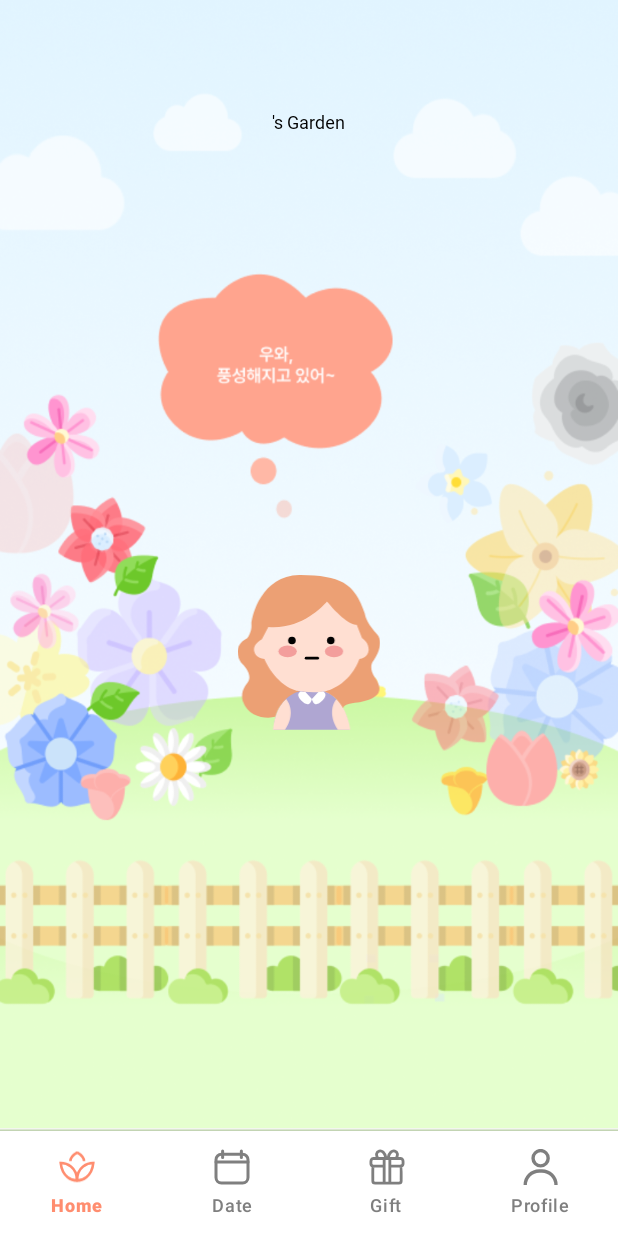
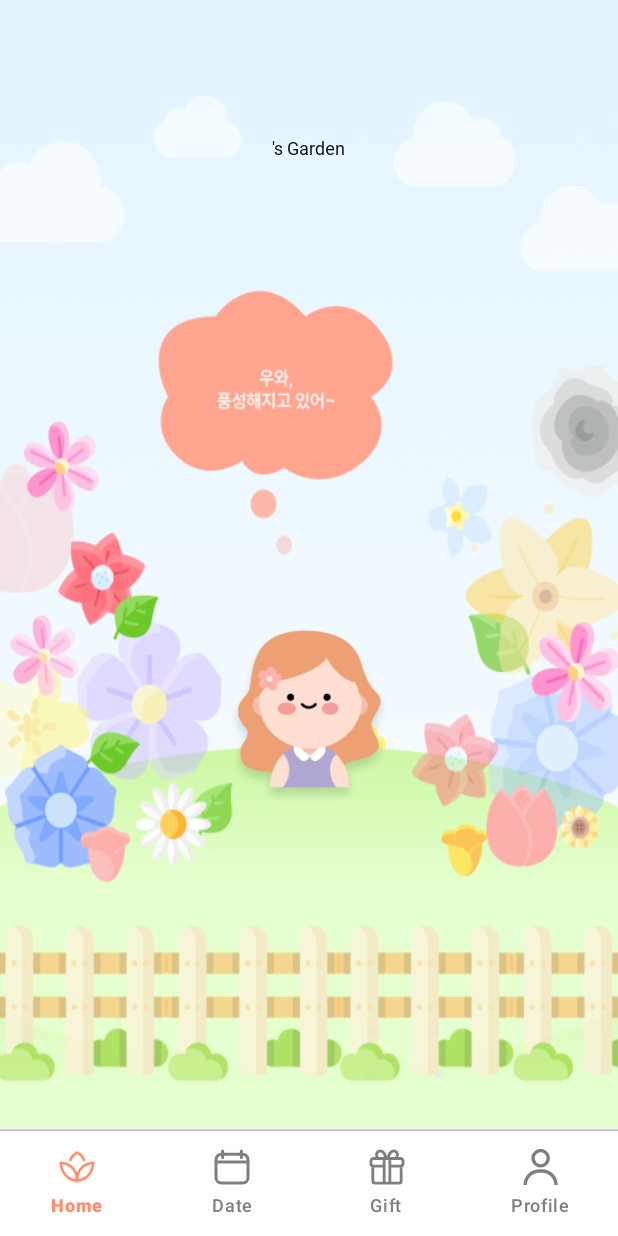
Before and after one commit to SOLUX-APP1-FLORY/Flory-Android, an Android app: the HomeFragment screen opened directly, with no data from a screen before it, on a phone screen of 412 x 824 dp. Run offline under Robolectric (Android 15) with nearby library versions, the phone set to English and light mode, and no system bars; our stand-ins replace data binding.

Commit message:
mod: 유저 이미지 추가

```diff
--- a/app/src/main/java/com/solux/flory/presentation/home/HomeFragment.kt
+++ b/app/src/main/java/com/solux/flory/presentation/home/HomeFragment.kt
@@ -19,26 +19,26 @@ class HomeFragment : Fragment() {
         inflater: LayoutInflater, container: ViewGroup?,
         savedInstanceState: Bundle?
     ): View? {
-        // Inflate the layout for this fragment using data binding
         binding = DataBindingUtil.inflate(inflater, R.layout.fragment_home, container, false)
 
-        // Initialize ViewModel
         viewModel = ViewModelProvider(requireActivity()).get(HomeViewModel::class.java)
-
-        // Set the ViewModel in the binding
         binding.viewModel = viewModel
 
-        // Observe LiveData for background change
         viewModel.rangeValue.observe(viewLifecycleOwner) { rangeValue ->
             updateBackgroundForRange(rangeValue)
+            updateUserIconForRange(rangeValue)
         }
 
-        // Return the root view of the fragment
         return binding.root
     }
     private fun updateBackgroundForRange(value: Int) {
         val backgroundResource = getBackgroundResourceForRange(value)
         binding.clHomeFragment.setBackgroundResource(backgroundResource)
+    }
+
+    private fun updateUserIconForRange(value: Int){
+        val usericonResource = getUserIconResourceForRange(value)
+        binding.ivHomeUserIcon.setImageResource(usericonResource)
     }
 
     private fun getBackgroundResourceForRange(value: Int): Int {
@@ -51,6 +51,14 @@ class HomeFragment : Fragment() {
         }
     }
 
+    private fun getUserIconResourceForRange(value: Int): Int {
+        return when {
+            value <= 11 -> R.drawable.ic_home_user_female1
+            value <= 17 -> R.drawable.ic_home_user_female2
+            else -> R.drawable.ic_home_user_female3
+        }
+    }
+
     override fun onViewCreated(view: View, savedInstanceState: Bundle?) {
         super.onViewCreated(view, savedInstanceState)
         setViewModelData()
--- a/app/src/main/res/layout/fragment_home.xml
+++ b/app/src/main/res/layout/fragment_home.xml
@@ -47,14 +47,14 @@
 
     <ImageView
         android:id="@+id/iv_home_user_icon"
-        android:layout_width="99.75dp"
-        android:layout_height="108dp"
-        android:src="@drawable/ic_home_girl_user1"
+        android:layout_width="110dp"
+        android:layout_height="120dp"
+        android:src="@drawable/ic_home_user_female1"
         app:layout_constraintBottom_toBottomOf="parent"
         app:layout_constraintEnd_toEndOf="parent"
         app:layout_constraintStart_toStartOf="parent"
         app:layout_constraintTop_toTopOf="parent"
-        android:layout_marginTop="120dp"/>
+        android:layout_marginTop="200dp"/>
 
     </androidx.constraintlayout.widget.ConstraintLayout>
 </layout>
```
Also changed, not shown: app/src/main/res/drawable/background_home1.png, app/src/main/res/drawable/background_home2.png, app/src/main/res/drawable/background_home3.png, app/src/main/res/drawable/background_home4.png, app/src/main/res/drawable/background_home5.png, app/src/main/res/drawable/ic_home_user_female1.png (added), app/src/main/res/drawable/ic_home_user_female2.png (added), app/src/main/res/drawable/ic_home_user_female3.png (added), app/src/main/res/drawable/ic_home_user_male1.png (added), app/src/main/res/drawable/ic_home_user_male2.png (added), app/src/main/res/drawable/ic_home_user_male3.png (added).
